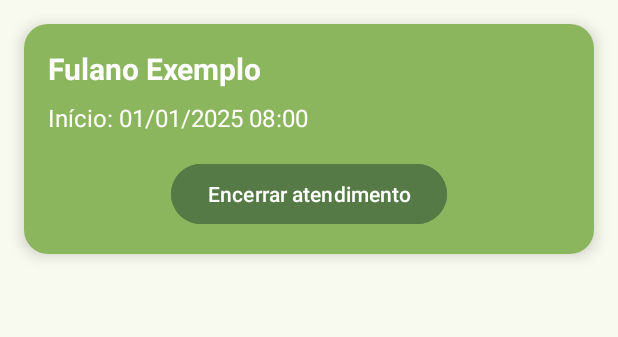
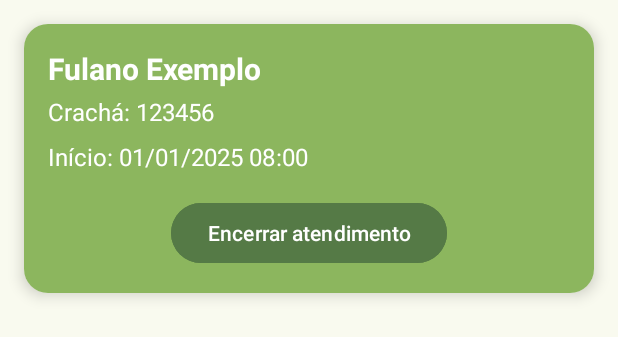
Before and after one commit to beatrizmarioti/Projeto-J-F, an Android app: the layout busca.xml on its own in the app's theme, with its tools: preview values and no code run, on a phone screen of 412 x 824 dp. Shown: the top 337 px of the screen. Run offline under Robolectric (Android 15) with nearby library versions, the phone set to English and light mode, and no system bars.

```diff
--- a/app/src/main/res/layout/busca.xml
+++ b/app/src/main/res/layout/busca.xml
@@ -3,7 +3,10 @@
     xmlns:app="http://schemas.android.com/apk/res-auto"
     android:layout_width="match_parent"
     android:layout_height="wrap_content"
-    android:layout_margin="16dp"
+    android:layout_marginStart="16dp"
+    android:layout_marginEnd="16dp"
+    android:layout_marginTop="16dp"
+    android:layout_marginBottom="32dp"
     app:cardCornerRadius="16dp"
     app:cardElevation="6dp">
 
@@ -26,16 +29,28 @@
             app:layout_constraintEnd_toEndOf="parent" />
 
         <TextView
+            android:id="@+id/cracha"
+            android:layout_width="0dp"
+            android:layout_height="wrap_content"
+            android:text="Crachá: 123456"
+            android:textColor="#FFFFFF"
+            android:textSize="16sp"
+            android:layout_marginTop="4dp"
+            app:layout_constraintTop_toBottomOf="@id/nome"
+            app:layout_constraintStart_toStartOf="parent"
+            app:layout_constraintEnd_toEndOf="parent" />
+
+        <TextView
             android:id="@+id/inicio"
             android:layout_width="0dp"
             android:layout_height="wrap_content"
             android:text="Início: 01/01/2025 08:00"
             android:textColor="#FFFFFF"
             android:textSize="16sp"
-            app:layout_constraintTop_toBottomOf="@id/nome"
+            android:layout_marginTop="8dp"
+            app:layout_constraintTop_toBottomOf="@id/cracha"
             app:layout_constraintStart_toStartOf="parent"
-            app:layout_constraintEnd_toEndOf="parent"
-            android:layout_marginTop="8dp"/>
+            app:layout_constraintEnd_toEndOf="parent" />
 
         <TextView
             android:id="@+id/label_termino"
@@ -44,10 +59,10 @@
             android:text="Término:"
             android:textColor="#FFFFFF"
             android:textSize="16sp"
+            android:layout_marginTop="8dp"
             android:visibility="gone"
             app:layout_constraintTop_toBottomOf="@id/inicio"
-            app:layout_constraintStart_toStartOf="parent"
-            android:layout_marginTop="8dp"/>
+            app:layout_constraintStart_toStartOf="parent" />
 
         <TextView
             android:id="@+id/termino"
@@ -56,11 +71,11 @@
             android:text="01/01/2025 09:00"
             android:textColor="#FFFFFF"
             android:textSize="16sp"
+            android:layout_marginTop="8dp"
             android:visibility="gone"
             app:layout_constraintTop_toBottomOf="@id/inicio"
             app:layout_constraintStart_toEndOf="@id/label_termino"
-            app:layout_constraintEnd_toEndOf="parent"
-            android:layout_marginTop="8dp"/>
+            app:layout_constraintEnd_toEndOf="parent" />
 
         <Button
             android:id="@+id/botao_terminar"
@@ -68,12 +83,12 @@
             android:layout_height="wrap_content"
             android:text="Encerrar atendimento"
             android:textAllCaps="false"
+            android:textColor="#FFFFFF"
             android:backgroundTint="#557A46"
-            android:textColor="#FFFFFF"
+            android:layout_marginTop="16dp"
             app:layout_constraintTop_toBottomOf="@id/inicio"
             app:layout_constraintStart_toStartOf="parent"
-            app:layout_constraintEnd_toEndOf="parent"
-            android:layout_marginTop="16dp" />
+            app:layout_constraintEnd_toEndOf="parent" />
 
     </androidx.constraintlayout.widget.ConstraintLayout>
 </androidx.cardview.widget.CardView>
--- a/app/src/main/res/layout/fragment_dashboard.xml
+++ b/app/src/main/res/layout/fragment_dashboard.xml
@@ -11,10 +11,10 @@
         android:layout_width="wrap_content"
         android:layout_height="wrap_content"
         android:layout_marginStart="80dp"
-        android:layout_marginTop="16dp"
+        android:layout_marginTop="42dp"
         android:layout_marginEnd="81dp"
         android:text="Registrar Cracha"
-        android:textSize="34sp"
+        android:textSize="24sp"
         app:layout_constraintEnd_toEndOf="parent"
         app:layout_constraintStart_toStartOf="parent"
         app:layout_constraintTop_toTopOf="parent" />
```
Also changed, not shown: app/src/main/java/com/bea/projetojef/ui/AtendimentoAdapter.java (+8 -13 lines), app/src/main/java/com/bea/projetojef/ui/home/HomeFragment.java (+29 -10 lines), app/src/main/res/layout/activity_main.xml (+9 -0 lines).
